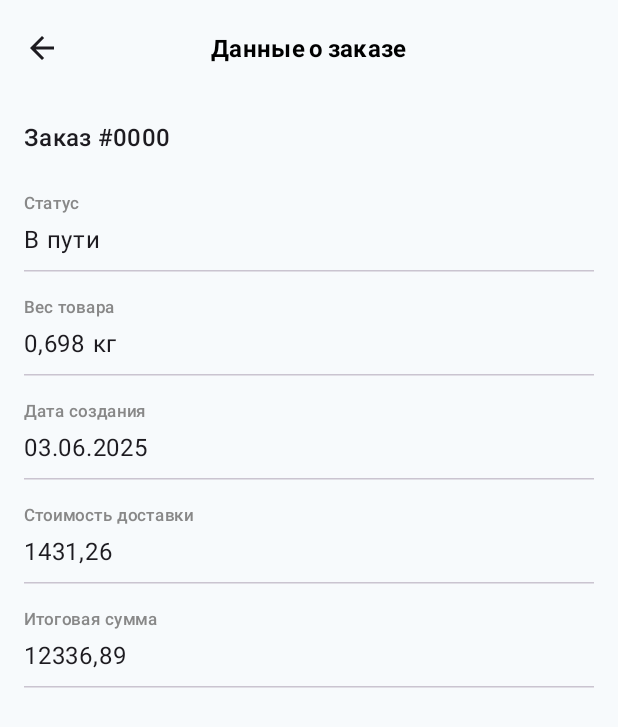
After one commit to exerovv/elvo, an Android app built with Jetpack Compose: the OrderingDetailScreen screen opened through its navigation route, on a phone screen of 412 x 824 dp. The commit adds this screen. Shown: the top 727 px of the screen. Run offline under Robolectric (Android 15) with nearby library versions, the phone set to English and light mode, and no system bars; our stand-ins replace Dagger/Hilt's generated code.

Commit message:
Добавлен экран детализированного заказа, доработана цветовая гамма авторизации

```diff
--- a/app/src/main/java/com/example/elvo/data/network/models/TokenResponse.kt
+++ b/app/src/main/java/com/example/elvo/data/network/models/TokenResponse.kt
@@ -1,9 +1,13 @@
 package com.example.elvo.data.network.models
 
+
+import com.squareup.moshi.Json
 import com.squareup.moshi.JsonClass
 
 @JsonClass(generateAdapter = true)
 data class TokenResponse(
+    @Json(name = "access_token")
     val accessToken: String,
+    @Json(name = "refresh_token")
     val refreshToken: String
 )
--- a/app/src/main/java/com/example/elvo/di/DataStoreModule.kt
+++ b/app/src/main/java/com/example/elvo/di/DataStoreModule.kt
@@ -20,7 +20,7 @@ object DataStoreModule {
     @Singleton
     fun provideDataStore(@ApplicationContext context: Context) : DataStore<Preferences> {
         return PreferenceDataStoreFactory.create{
-            context.dataStoreFile("tokens")
+            context.dataStoreFile("tokens.preferences_pb")
         }
     }
 }
--- a/app/src/main/java/com/example/elvo/di/NetworkModule.kt
+++ b/app/src/main/java/com/example/elvo/di/NetworkModule.kt
@@ -16,7 +16,7 @@ object NetworkModule {
     @Singleton
     fun provideRetrofit(): Retrofit {
         return Retrofit.Builder()
-            .baseUrl("http://10.0.2.2:8080/")
+            .baseUrl("http://192.168.1.10:8080/")
             .addConverterFactory(MoshiConverterFactory.create())
             .build()
     }
--- a/app/src/main/java/com/example/elvo/ui/auth/screens/LoginScreen.kt
+++ b/app/src/main/java/com/example/elvo/ui/auth/screens/LoginScreen.kt
@@ -13,6 +13,7 @@ import androidx.compose.material3.Button
 import androidx.compose.material3.ButtonDefaults
 import androidx.compose.material3.MaterialTheme
 import androidx.compose.material3.OutlinedTextField
+import androidx.compose.material3.OutlinedTextFieldDefaults
 import androidx.compose.material3.Surface
 import androidx.compose.material3.Text
 import androidx.compose.material3.TextButton
@@ -43,7 +44,7 @@ fun LoginScreen(onLoginSuccess: () -> Unit, onRegisterClick: () -> Unit, authVie
     LaunchedEffect(Unit) {
         authUIState.collect{ state ->
             when(state) {
-                is AuthUIState.Success -> Toast.makeText(context, "Successful login", Toast.LENGTH_LONG).show()
+                is AuthUIState.Success -> onLoginSuccess()
                 is AuthUIState.Loading -> Toast.makeText(context, "Loading...", Toast.LENGTH_SHORT).show()
                 is AuthUIState.Error -> Toast.makeText(context, state.errorResId, Toast.LENGTH_LONG).show()
                 else -> {}
@@ -67,11 +68,20 @@ fun LoginScreen(onLoginSuccess: () -> Unit, onRegisterClick: () -> Unit, authVie
 
                 Spacer(modifier = Modifier.height(32.dp))
 
+                val textFieldColors = OutlinedTextFieldDefaults.colors(
+                    focusedBorderColor = Color(0xFF0B57D0),
+                    unfocusedBorderColor = Color.Gray,
+                    cursorColor = Color(0xFF0B57D0),
+                    focusedLabelColor = Color(0xFF0B57D0),
+                    unfocusedLabelColor = Color.Gray
+                )
+
                 OutlinedTextField(
                     value = login,
                     onValueChange = { login = it },
                     label = { Text("Логин") },
                     modifier = Modifier.fillMaxWidth(),
+                    colors = textFieldColors
 
                     )
 
@@ -82,6 +92,7 @@ fun LoginScreen(onLoginSuccess: () -> Unit, onRegisterClick: () -> Unit, authVie
                     onValueChange = {password = it },
                     label = { Text("Пароль") },
                     modifier = Modifier.fillMaxWidth(),
+                    colors = textFieldColors
 
                     )
 
--- a/app/src/main/java/com/example/elvo/ui/navigation/AppNavigation.kt
+++ b/app/src/main/java/com/example/elvo/ui/navigation/AppNavigation.kt
@@ -28,6 +28,8 @@ import androidx.navigation.compose.rememberNavController
 import com.example.elvo.ui.theme.PlusJakartaSans
 import com.example.elvo.R
 import com.example.elvo.ui.auth.screens.LoginScreen
+import com.example.elvo.ui.auth.screens.RegisterScreen
+import com.example.elvo.ui.screens.OrderingDetailScreen
 import com.example.myapplication.HomeScreen
 import com.example.myapplication.OrderScreen
 import com.example.myapplication.ProfileScreen
@@ -43,6 +45,8 @@ sealed class Screen(val route: String) {
     object Profile : Screen("profile")
     object RecipientList : Screen("recipient_list")
     object RecipientDetail : Screen("recipient_detail")
+    object OrderDetail : Screen("order_detail")
+
 }
 
 @OptIn(ExperimentalMaterial3Api::class)
@@ -74,6 +78,7 @@ fun AppNavigation() {
                                 "home" -> "Главная"
                                 "recipient_list" -> "Список получателей"
                                 "recipient_detail" -> "Получатель"
+                                "order_detail" -> "Данные о заказе"
                                 else -> ""
                             },
 
@@ -179,18 +184,30 @@ fun AppNavigation() {
         ) {
             composable("login") {
                 LoginScreen(
-                    onLoginSuccess = { navController.navigate("home") },
+                    onLoginSuccess = {
+                        navController.navigate("home"){
+                            popUpTo("login") { inclusive = true }
+                        } },
                     onRegisterClick = { navController.navigate("register") }
                 )
             }
             composable("register") {
-                com.example.elvo.ui.auth.screens.RegisterScreen()
+                RegisterScreen(
+                    onLoginSuccess = {
+                        navController.navigate("home"){
+                            popUpTo("register") { inclusive = true }
+                        }
+                    }
+
+                )
             }
+
             composable("home") { HomeScreen() }
-            composable("orders") { OrderScreen() }
+            composable("orders") { OrderScreen(navController) }
             composable("profile") { ProfileScreen(navController) }
             composable("recipient_list") { RecipientListScreen(navController) }
             composable("recipient_detail") { RecipientDetailScreen(navController) }
+            composable("order_detail") { OrderingDetailScreen(navController) }
         }
     }
 }
--- /dev/null
+++ b/app/src/main/java/com/example/elvo/ui/screens/OrderingDetailScreen.kt
@@ -0,0 +1,66 @@
+package com.example.elvo.ui.screens
+
+import androidx.compose.foundation.background
+import androidx.compose.foundation.layout.Column
+import androidx.compose.foundation.layout.Spacer
+import androidx.compose.foundation.layout.fillMaxSize
+import androidx.compose.foundation.layout.fillMaxWidth
+import androidx.compose.foundation.layout.height
+import androidx.compose.foundation.layout.padding
+import androidx.compose.foundation.shape.RoundedCornerShape
+import androidx.compose.material3.Button
+import androidx.compose.material3.ButtonDefaults
+import androidx.compose.material3.HorizontalDivider
+import androidx.compose.material3.MaterialTheme
+import androidx.compose.material3.Surface
+import androidx.compose.material3.Text
+import androidx.compose.runtime.Composable
+import androidx.compose.ui.Modifier
+import androidx.compose.ui.graphics.Color
+import androidx.compose.ui.unit.dp
+import androidx.navigation.NavController
+
+@Composable
+fun OrderingDetailScreen(navController: NavController) {
+    Surface(
+        modifier = Modifier.fillMaxSize(),
+        color = Color(0xFFF7FAFC)
+    )
+    {
+        Column(
+            modifier = Modifier
+                .fillMaxSize()
+                .padding(horizontal = 16.dp, vertical = 16.dp)
+                .background(Color(0xFFF7FAFC))
+        ) {
+            Text("Заказ #0000", style = MaterialTheme.typography.titleMedium)
+
+            Spacer(modifier = Modifier.height(16.dp))
+
+            OrderField(label = "Статус", value = "В пути")
+            OrderField(label = "Вес товара", value = "0,698 кг")
+            OrderField(label = "Дата создания", value = "03.06.2025")
+            OrderField(label = "Стоимость доставки", value = "1431,26")
+            OrderField(label = "Итоговая сумма", value = "12336,89")
+
+            Spacer(modifier = Modifier.weight(1f))
+
+
+        }
+    }
+
+}
+
+@Composable
+fun OrderField(label: String, value: String) {
+    Column(
+        modifier = Modifier
+            .fillMaxWidth()
+            .padding(vertical = 8.dp)
+    ) {
+        Text(label, style = MaterialTheme.typography.labelSmall, color = Color.Gray)
+        Spacer(modifier = Modifier.height(4.dp))
+        Text(value, style = MaterialTheme.typography.bodyLarge)
+        HorizontalDivider(modifier = Modifier.padding(top = 8.dp))
+    }
+}
--- /dev/null
+++ b/app/src/main/res/drawable/ic_home.xml
@@ -0,0 +1,14 @@
+<vector xmlns:android="http://schemas.android.com/apk/res/android"
+    android:width="24dp"
+    android:height="32dp"
+    android:viewportWidth="24"
+    android:viewportHeight="32">
+  <group>
+    <clip-path
+        android:pathData="M0,4h24v24h-24z"/>
+    <path
+        android:pathData="M20.515,13.728L13.015,6.652C13.012,6.649 13.008,6.646 13.005,6.642C12.433,6.122 11.559,6.122 10.987,6.642L10.976,6.652L3.485,13.728C3.176,14.012 3,14.413 3,14.833V23.5C3,24.328 3.672,25 4.5,25H9C9.828,25 10.5,24.328 10.5,23.5V19H13.5V23.5C13.5,24.328 14.172,25 15,25H19.5C20.328,25 21,24.328 21,23.5V14.833C21,14.413 20.824,14.012 20.515,13.728ZM19.5,23.5H15V19C15,18.172 14.328,17.5 13.5,17.5H10.5C9.672,17.5 9,18.172 9,19V23.5H4.5V14.833L4.51,14.823L12,7.75L19.491,14.822L19.501,14.831L19.5,23.5Z"
+        android:fillColor="#4F6396"
+        android:fillType="evenOdd"/>
+  </group>
+</vector>
--- /dev/null
+++ b/app/src/main/res/drawable/ic_order.xml
@@ -0,0 +1,14 @@
+<vector xmlns:android="http://schemas.android.com/apk/res/android"
+    android:width="24dp"
+    android:height="32dp"
+    android:viewportWidth="24"
+    android:viewportHeight="32">
+  <group>
+    <clip-path
+        android:pathData="M0,4h24v24h-24z"/>
+    <path
+        android:pathData="M20.97,10.202L12.72,5.688C12.272,5.44 11.728,5.44 11.28,5.688L3.03,10.203C2.55,10.466 2.251,10.969 2.25,11.516V20.482C2.251,21.029 2.55,21.532 3.03,21.795L11.28,26.311C11.728,26.558 12.272,26.558 12.72,26.311L20.97,21.795C21.45,21.532 21.749,21.029 21.75,20.482V11.517C21.75,10.969 21.451,10.465 20.97,10.202ZM12,7L19.532,11.125L16.741,12.653L9.208,8.528L12,7ZM12,15.25L4.468,11.125L7.646,9.385L15.178,13.51L12,15.25ZM3.75,12.438L11.25,16.542V24.585L3.75,20.483V12.438ZM20.25,20.479L12.75,24.585V16.546L15.75,14.904V18.25C15.75,18.664 16.086,19 16.5,19C16.914,19 17.25,18.664 17.25,18.25V14.083L20.25,12.438V20.478V20.479Z"
+        android:fillColor="#4F6396"
+        android:fillType="evenOdd"/>
+  </group>
+</vector>
```
Also changed, not shown: app/src/main/java/com/example/elvo/ui/auth/screens/RegisterScreen.kt (+49 -10 lines), app/src/main/java/com/example/elvo/ui/screens/OrderScreen.kt (+6 -5 lines), app/src/main/res/drawable/ic_profile.xml (added, +12 -0 lines), app/src/main/res/drawable/ic_home.png (deleted), app/src/main/res/drawable/ic_order.png (deleted).
